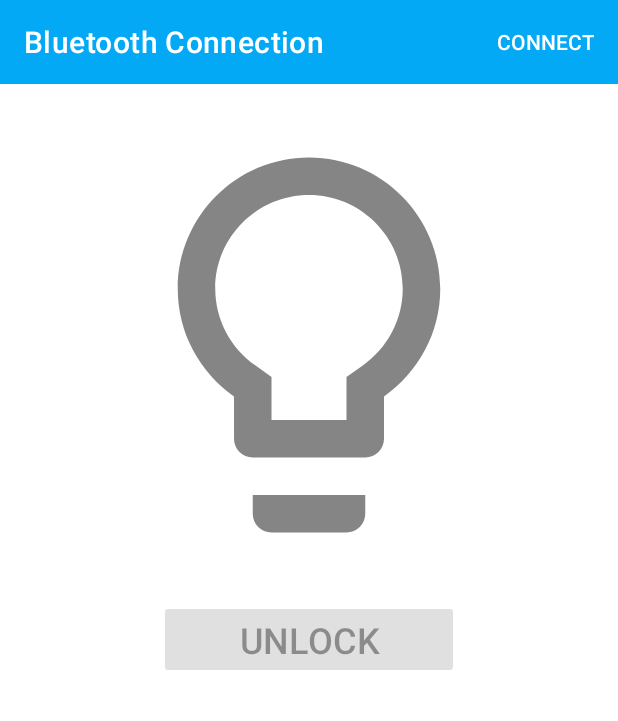
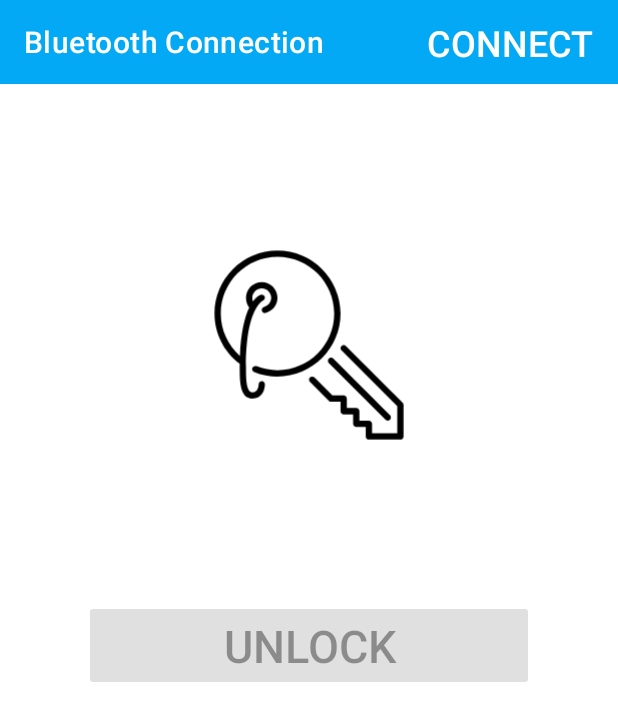
Before and after one commit to adithyaric/android-DoorLock, an Android app: the screen it shows after launch (MainActivity), on a phone screen of 412 x 824 dp. Shown: the top 721 px of the screen. Run offline under Robolectric (Android 15) with nearby library versions, the phone set to English and light mode, and no system bars.

Commit message:
Ganti Logo, Gambar dan Nama Aplikasi

```diff
--- a/app/src/main/AndroidManifest.xml
+++ b/app/src/main/AndroidManifest.xml
@@ -10,9 +10,9 @@
 
     <application
         android:allowBackup="true"
-        android:icon="@mipmap/ic_launcher"
+        android:icon="@mipmap/ic_key"
         android:label="@string/app_name"
-        android:roundIcon="@mipmap/ic_launcher_round"
+        android:roundIcon="@mipmap/ic_key_round"
         android:supportsRtl="true"
         android:theme="@style/AppTheme">
         <activity android:name=".SelectDeviceActivity"></activity>
--- /dev/null
+++ b/app/src/main/res/drawable/ic_key_foreground.xml
@@ -0,0 +1,20 @@
+<vector xmlns:android="http://schemas.android.com/apk/res/android"
+    android:width="108dp"
+    android:height="108dp"
+    android:viewportWidth="108"
+    android:viewportHeight="108">
+  <group android:scaleX="0.08859375"
+      android:scaleY="0.08859375"
+      android:translateX="31.32"
+      android:translateY="31.32">
+    <path
+        android:fillColor="#FF000000"
+        android:pathData="M170.667,324.267c-19.712,0 -38.895,-3.678 -57.028,-10.931c-4.344,-1.758 -9.336,0.375 -11.085,4.753s0.384,9.344 4.753,11.093c20.156,8.064 41.472,12.151 63.36,12.151c94.106,0 170.667,-76.561 170.667,-170.667S264.772,0 170.667,0S0,76.561 0,170.667c0,53.675 25.498,104.329 68.352,136.508c-0.034,2.842 -0.085,5.623 -0.085,8.559c0,36.011 0,85.333 34.133,85.333c26.999,0 34.133,-25.293 34.133,-38.665c0,-4.702 -3.797,-8.491 -8.491,-8.516H128c-4.685,0 -8.491,3.789 -8.533,8.474C119.45,364.578 118.793,384 102.4,384c-17.067,0 -17.067,-41.079 -17.067,-68.267c0,-157.875 44.322,-179.157 45.594,-179.721c4.326,-1.57 6.63,-6.315 5.163,-10.709c-1.485,-4.471 -6.289,-6.903 -10.786,-5.402c-2.236,0.751 -11.093,4.463 -21.197,18.33c-1.067,-3.115 -1.707,-6.545 -1.707,-10.231c0,-14.114 11.486,-25.6 25.6,-25.6s25.6,11.486 25.6,25.6c0,11.733 -7.936,21.939 -19.294,24.815c-4.565,1.161 -7.33,5.803 -6.17,10.368c0.981,3.866 4.454,6.434 8.26,6.434c0.7,0 1.399,-0.077 2.108,-0.256c18.935,-4.796 32.162,-21.811 32.162,-41.361c0,-23.526 -19.14,-42.667 -42.667,-42.667c-23.526,0 -42.667,19.14 -42.667,42.667c0,10.385 3.2,19.891 8.738,27.196c-11.665,23.996 -22.665,63.957 -25.242,130.389c-32.657,-28.988 -51.763,-70.827 -51.763,-114.918c0,-84.693 68.907,-153.6 153.6,-153.6s153.6,68.907 153.6,153.6S255.36,324.267 170.667,324.267z"/>
+    <path
+        android:fillColor="#FF000000"
+        android:pathData="M309.7,304.7l153.6,153.6c1.664,1.664 3.849,2.5 6.033,2.5c2.185,0 4.369,-0.836 6.033,-2.5c3.336,-3.336 3.336,-8.73 0,-12.066l-153.6,-153.6c-3.337,-3.337 -8.73,-3.337 -12.066,0C306.364,295.97 306.364,301.363 309.7,304.7z"/>
+    <path
+        android:fillColor="#FF000000"
+        android:pathData="M509.5,412.1L355.9,258.5c-3.337,-3.336 -8.73,-3.336 -12.066,0c-3.337,3.337 -3.337,8.73 0,12.066l151.1,151.1v73.267h-68.267v-25.6c0,-4.71 -3.814,-8.533 -8.533,-8.533h-25.6v-25.6c0,-4.71 -3.814,-8.533 -8.533,-8.533h-25.6v-25.6c0,-4.71 -3.814,-8.533 -8.533,-8.533h-30.601l-48.7,-48.7c-3.337,-3.337 -8.73,-3.337 -12.066,0c-3.336,3.336 -3.336,8.73 0,12.066l51.2,51.2c1.596,1.604 3.763,2.5 6.033,2.5h25.6v25.6c0,4.71 3.814,8.533 8.533,8.533h25.6v25.6c0,4.71 3.814,8.533 8.533,8.533h25.6v25.6c0,4.71 3.814,8.533 8.533,8.533h85.333c4.719,0 8.533,-3.823 8.533,-8.533v-85.333C512,415.872 511.104,413.696 509.5,412.1z"/>
+  </group>
+</vector>
--- a/app/src/main/res/layout/activity_main.xml
+++ b/app/src/main/res/layout/activity_main.xml
@@ -34,7 +34,7 @@
         app:layout_constraintHorizontal_bias="0.5"
         app:layout_constraintStart_toStartOf="parent"
         app:layout_constraintTop_toBottomOf="@+id/toolbar"
-        app:srcCompat="@drawable/ic_bulb_light"
+        app:srcCompat="@drawable/ic_key_foreground"
         tools:ignore="VectorDrawableCompat" />
 
     <Button
@@ -43,6 +43,7 @@
         android:layout_width="wrap_content"
         android:layout_height="wrap_content"
         android:text="Connect"
+        android:textSize="24sp"
         android:textColor="@android:color/background_light"
         app:layout_constraintBottom_toBottomOf="@+id/toolbar"
         app:layout_constraintEnd_toEndOf="@+id/toolbar"
@@ -51,11 +52,11 @@
     <Button
         android:id="@+id/buttonToggle"
         style="@style/Widget.AppCompat.Button.Colored"
-        android:layout_width="200dp"
+        android:layout_width="300dp"
         android:layout_height="wrap_content"
         android:layout_marginTop="400dp"
         android:text="Unlock"
-        android:textSize="24sp"
+        android:textSize="30sp"
         app:layout_constraintEnd_toEndOf="parent"
         app:layout_constraintHorizontal_bias="0.5"
         app:layout_constraintStart_toStartOf="parent"
--- /dev/null
+++ b/app/src/main/res/mipmap-anydpi-v26/ic_key.xml
@@ -0,0 +1,5 @@
+<?xml version="1.0" encoding="utf-8"?>
+<adaptive-icon xmlns:android="http://schemas.android.com/apk/res/android">
+    <background android:drawable="@color/ic_key_background"/>
+    <foreground android:drawable="@drawable/ic_key_foreground"/>
+</adaptive-icon>
--- /dev/null
+++ b/app/src/main/res/mipmap-anydpi-v26/ic_key_round.xml
@@ -0,0 +1,5 @@
+<?xml version="1.0" encoding="utf-8"?>
+<adaptive-icon xmlns:android="http://schemas.android.com/apk/res/android">
+    <background android:drawable="@color/ic_key_background"/>
+    <foreground android:drawable="@drawable/ic_key_foreground"/>
+</adaptive-icon>
--- /dev/null
+++ b/app/src/main/res/values/ic_key_background.xml
@@ -0,0 +1,4 @@
+<?xml version="1.0" encoding="utf-8"?>
+<resources>
+    <color name="ic_key_background">#FFFFFF</color>
+</resources>
--- a/app/src/main/res/values/strings.xml
+++ b/app/src/main/res/values/strings.xml
@@ -1,4 +1,4 @@
 <resources>
-    <string name="app_name">Droiduino Bluetooth Connection</string>
+    <string name="app_name">Door Lock Bluetooth</string>
 
 </resources>
```
Also changed, not shown: app/src/main/ic_key-playstore.png (added), app/src/main/res/mipmap-hdpi/ic_key.png (added), app/src/main/res/mipmap-hdpi/ic_key_round.png (added), app/src/main/res/mipmap-mdpi/ic_key.png (added), app/src/main/res/mipmap-mdpi/ic_key_round.png (added), app/src/main/res/mipmap-xhdpi/ic_key.png (added), app/src/main/res/mipmap-xhdpi/ic_key_round.png (added), app/src/main/res/mipmap-xxhdpi/ic_key.png (added), app/src/main/res/mipmap-xxhdpi/ic_key_round.png (added), app/src/main/res/mipmap-xxxhdpi/ic_key.png (added), app/src/main/res/mipmap-xxxhdpi/ic_key_round.png (added), 1 other file.
